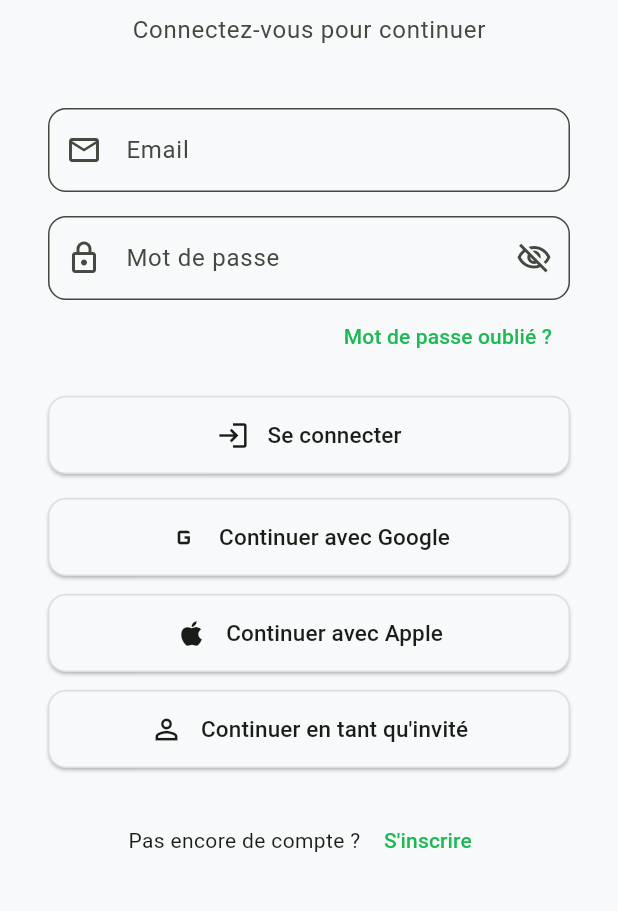
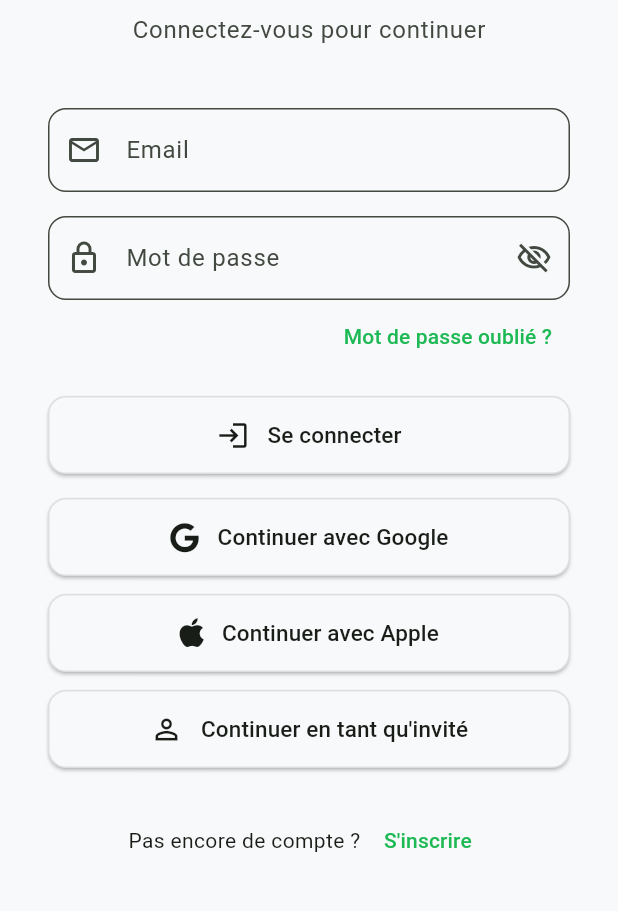
Before and after one commit to grandelagbanou28-gif/Ascend, a Flutter app: the LoginScreen screen opened directly, on a phone screen of 412 x 824 dp, the part 285-1196 px from its top. Run offline on Flutter 3.47's test engine with Material 3 defaults, Android fonts, the phone set to English and light mode, and no system bars; our stand-ins replace confetti, csv, file_picker, fl_chart, flutter_dotenv, flutter_local_notifications and 12 more; missing offline and left inert: home_widget; accounts and stored records are empty.

Commit message:
feat: add real brand icons for Google and Apple auth buttons
- Added font_awesome_flutter package
- Updated AuthButton to accept Widget icon
- Used FontAwesomeIcons.google and FontAwesomeIcons.apple for real brand icons

```diff
--- a/lib/features/auth/login_screen.dart
+++ b/lib/features/auth/login_screen.dart
@@ -1,4 +1,5 @@
 import 'package:flutter/material.dart';
+import 'package:font_awesome_flutter/font_awesome_flutter.dart';
 import 'package:ascend/core/services/auth_service.dart';
 import 'package:ascend/features/auth/widgets/auth_button.dart';
 import 'package:ascend/features/auth/register_screen.dart';
@@ -258,26 +259,26 @@ class _LoginScreenState extends State<LoginScreen> {
                 SizedBox(height: 16),
                 AuthButton(
                   label: 'Se connecter',
-                  icon: Icons.login,
+                  icon: Icon(Icons.login, size: 22),
                   isLoading: _isLoading,
                   onPressed: _signIn,
                 ),
                 SizedBox(height: 16),
                 AuthButton(
                   label: 'Continuer avec Google',
-                  icon: Icons.g_mobiledata,
+                  icon: FaIcon(FontAwesomeIcons.google, size: 20),
                   onPressed: _signInWithGoogle,
                 ),
                 SizedBox(height: 12),
                 AuthButton(
                   label: 'Continuer avec Apple',
-                  icon: Icons.apple,
+                  icon: FaIcon(FontAwesomeIcons.apple, size: 22),
                   onPressed: _signInWithApple,
                 ),
                 SizedBox(height: 12),
                 AuthButton(
                   label: 'Continuer en tant qu\'invité',
-                  icon: Icons.person_outline,
+                  icon: Icon(Icons.person_outline, size: 22),
                   onPressed: _signInAnonymously,
                 ),
                 SizedBox(height: 24),
--- a/lib/features/auth/widgets/auth_button.dart
+++ b/lib/features/auth/widgets/auth_button.dart
@@ -2,7 +2,7 @@ import 'package:flutter/material.dart';
 
 class AuthButton extends StatelessWidget {
   final String label;
-  final IconData icon;
+  final Widget icon;
   final VoidCallback onPressed;
   final Color? backgroundColor;
   final Color? foregroundColor;
@@ -50,7 +50,7 @@ class AuthButton extends StatelessWidget {
             : Row(
                 mainAxisAlignment: MainAxisAlignment.center,
                 children: [
-                  Icon(icon, size: 22),
+                  icon,
                   SizedBox(width: 12),
                   Text(
                     label,
--- a/pubspec.yaml
+++ b/pubspec.yaml
@@ -42,6 +42,7 @@ dependencies:
 
   supabase_flutter: ^2.8.4
   flutter_dotenv: ^5.2.1
+  font_awesome_flutter: ^10.8.0
 
 dev_dependencies:
   flutter_test:
```
Also changed, not shown: lib/features/auth/register_screen.dart (+4 -3 lines), pubspec.lock.
